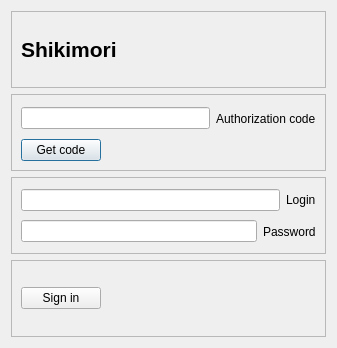
The window that data/ui/dialogs/auth.ui (brandonzorn/Nlight) describes before a commit, drawn with Qt 5.
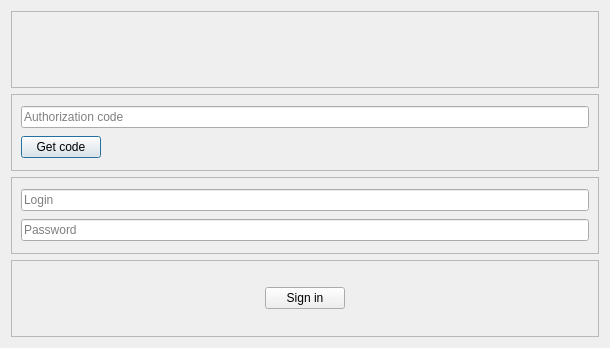
The same window after the commit. Custom widgets are drawn as their Qt base class.

What changed in the file:
```diff
--- a/data/ui/dialogs/auth.ui
+++ b/data/ui/dialogs/auth.ui
@@ -6,7 +6,7 @@
    <rect>
     <x>0</x>
     <y>0</y>
-    <width>337</width>
+    <width>610</width>
     <height>348</height>
    </rect>
   </property>
@@ -30,15 +30,12 @@
      </property>
      <layout class="QHBoxLayout" name="horizontalLayout">
       <item>
-       <widget class="QLabel" name="catalog_label">
-        <property name="font">
-         <font>
-          <pointsize>16</pointsize>
-          <bold>true</bold>
-         </font>
-        </property>
+       <widget class="TitleLabel" name="catalog_label">
         <property name="text">
-         <string>Shikimori</string>
+         <string/>
+        </property>
+        <property name="alignment">
+         <set>Qt::AlignCenter</set>
         </property>
        </widget>
       </item>
@@ -60,11 +57,8 @@
       <item>
        <layout class="QHBoxLayout" name="horizontalLayout_2">
         <item>
-         <widget class="QLineEdit" name="auth_code_line"/>
-        </item>
-        <item>
-         <widget class="QLabel" name="label">
-          <property name="text">
+         <widget class="LineEdit" name="auth_code_line">
+          <property name="placeholderText">
            <string>Authorization code</string>
           </property>
          </widget>
@@ -113,11 +107,8 @@
       <item>
        <layout class="QHBoxLayout" name="horizontalLayout_5">
         <item>
-         <widget class="QLineEdit" name="login_line"/>
-        </item>
-        <item>
-         <widget class="QLabel" name="label_2">
-          <property name="text">
+         <widget class="LineEdit" name="login_line">
+          <property name="placeholderText">
            <string>Login</string>
           </property>
          </widget>
@@ -127,11 +118,8 @@
       <item>
        <layout class="QHBoxLayout" name="horizontalLayout_6">
         <item>
-         <widget class="QLineEdit" name="password_line"/>
-        </item>
-        <item>
-         <widget class="QLabel" name="label_3">
-          <property name="text">
+         <widget class="LineEdit" name="password_line">
+          <property name="placeholderText">
            <string>Password</string>
           </property>
          </widget>
@@ -150,34 +138,45 @@
       <enum>QFrame::Raised</enum>
      </property>
      <layout class="QHBoxLayout" name="horizontalLayout_4">
-      <item>
-       <widget class="QPushButton" name="auth_btn">
-        <property name="cursor">
-         <cursorShape>PointingHandCursor</cursorShape>
-        </property>
+      <item alignment="Qt::AlignHCenter">
+       <widget class="PrimaryPushButton" name="auth_btn">
         <property name="text">
          <string>Sign in</string>
         </property>
        </widget>
       </item>
-      <item>
-       <spacer name="horizontalSpacer_2">
-        <property name="orientation">
-         <enum>Qt::Horizontal</enum>
-        </property>
-        <property name="sizeHint" stdset="0">
-         <size>
-          <width>254</width>
-          <height>20</height>
-         </size>
-        </property>
-       </spacer>
-      </item>
      </layout>
     </widget>
    </item>
   </layout>
  </widget>
+ <customwidgets>
+  <customwidget>
+   <class>HyperlinkButton</class>
+   <extends>PushButton</extends>
+   <header>qfluentwidgets</header>
+  </customwidget>
+  <customwidget>
+   <class>PushButton</class>
+   <extends>QPushButton</extends>
+   <header>qfluentwidgets</header>
+  </customwidget>
+  <customwidget>
+   <class>PrimaryPushButton</class>
+   <extends>PushButton</extends>
+   <header>qfluentwidgets</header>
+  </customwidget>
+  <customwidget>
+   <class>TitleLabel</class>
+   <extends>QLabel</extends>
+   <header>qfluentwidgets</header>
+  </customwidget>
+  <customwidget>
+   <class>LineEdit</class>
+   <extends>QLineEdit</extends>
+   <header>qfluentwidgets</header>
+  </customwidget>
+ </customwidgets>
  <resources/>
  <connections/>
 </ui>
```
Left out of the diff: 5 changed lines with no effect on the pictures.
